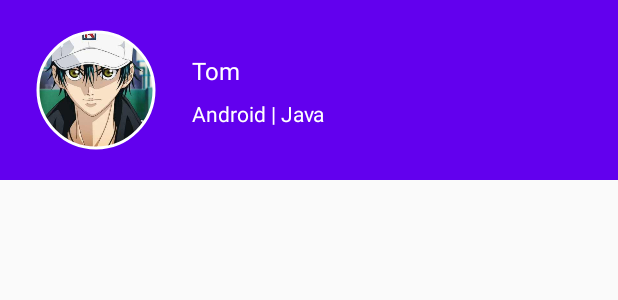
After one commit to myzj12/MVVMTest, an Android app: the layout nav_header.xml on its own in the app's theme, with its tools: preview values and no code run, on a phone screen of 412 x 824 dp. The commit adds this screen. Shown: the top 300 px of the screen. Run offline under Robolectric (Android 15) with nearby library versions, the phone set to English and light mode, and no system bars; network calls fail.

Commit message:
添加侧滑菜单

```diff
--- /dev/null
+++ b/app/src/main/res/layout/nav_header.xml
@@ -0,0 +1,57 @@
+<?xml version="1.0" encoding="utf-8"?>
+<LinearLayout xmlns:android="http://schemas.android.com/apk/res/android"
+    xmlns:app="http://schemas.android.com/apk/res-auto"
+    android:layout_width="match_parent"
+    android:layout_height="wrap_content"
+    android:orientation="vertical">
+
+    <RelativeLayout
+        android:layout_width="match_parent"
+        android:layout_height="120dp"
+        android:background="@color/purple_500">
+
+        <!--
+         android:layout_centerVertical="true" 垂直居中
+           android:layout_marginStart="24dp" 此属性相对于父布局的边缘
+            android:layout_marginEnd="24dp" 此属性相对右边属性的距离
+            android:scaleType="centerCrop" 填充整个布局
+              app:shapeAppearanceOverlay="@style/circleImageStyle" 圆形
+        -->
+        <com.google.android.material.imageview.ShapeableImageView
+            android:id="@+id/iv_avatar"
+            android:layout_width="80dp"
+            android:layout_height="80dp"
+            android:layout_centerVertical="true"
+            android:layout_marginStart="24dp"
+            android:layout_marginEnd="24dp"
+            android:padding="1dp"
+            android:scaleType="centerCrop"
+            android:src="@drawable/logo"
+            app:shapeAppearanceOverlay="@style/circleImageStyle"
+            app:strokeColor="@color/white"
+            app:strokeWidth="2dp" />
+
+        <TextView
+            android:id="@+id/tv_name"
+            android:layout_width="wrap_content"
+            android:layout_height="wrap_content"
+            android:layout_alignTop="@id/iv_avatar"
+            android:layout_marginTop="16dp"
+            android:layout_toEndOf="@id/iv_avatar"
+            android:text="Tom"
+            android:textColor="#FFF"
+            android:textSize="16sp" />
+
+        <TextView
+            android:id="@+id/tv_tip"
+            android:layout_width="wrap_content"
+            android:layout_height="wrap_content"
+            android:layout_below="@id/tv_name"
+            android:layout_marginTop="8dp"
+            android:layout_toEndOf="@id/iv_avatar"
+            android:text="Android | Java"
+            android:textColor="#FFF"
+            android:textSize="14sp" />
+    </RelativeLayout>
+
+</LinearLayout>
--- a/app/src/main/res/values/themes.xml
+++ b/app/src/main/res/values/themes.xml
@@ -42,5 +42,8 @@
         <item name="cornerFamily">rounded</item>
         <item name="cornerSize">6dp</item>
     </style>
-
+    <style name="circleImageStyle">
+        <item name="cornerFamily">rounded</item>
+        <item name="cornerSize">50%</item>
+    </style>
 </resources>
```
Also changed, not shown: app/src/main/java/com/wzj/mvvm_test/ui/activity/HomeActivity.java (+13 -1 lines), app/src/main/res/drawable-v24/icon_about.xml (added, +17 -0 lines), app/src/main/res/drawable-v24/icon_logout.xml (added, +15 -0 lines), app/src/main/res/drawable-v24/icon_settings.xml (added, +15 -0 lines), app/src/main/res/layout/activity_home.xml (+29 -3 lines), app/src/main/res/menu/nav_menu.xml (added, +11 -0 lines).
